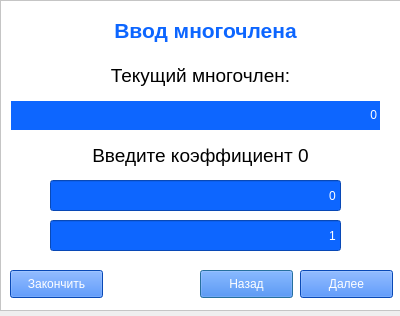
KirsonBrz/DM_colloquium_2019, file gui/uis/P_modules_Window_input.ui: the form before one commit.
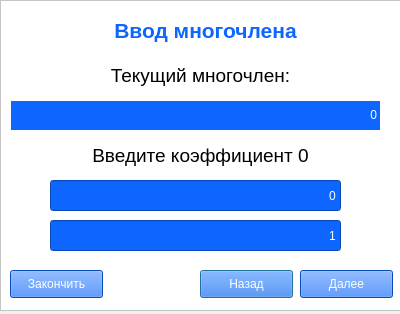
The form after the commit.

```diff
--- a/gui/uis/P_modules_Window_input.ui
+++ b/gui/uis/P_modules_Window_input.ui
@@ -7,7 +7,7 @@
     <x>0</x>
     <y>0</y>
     <width>400</width>
-    <height>316</height>
+    <height>314</height>
    </rect>
   </property>
   <property name="windowTitle">
```
